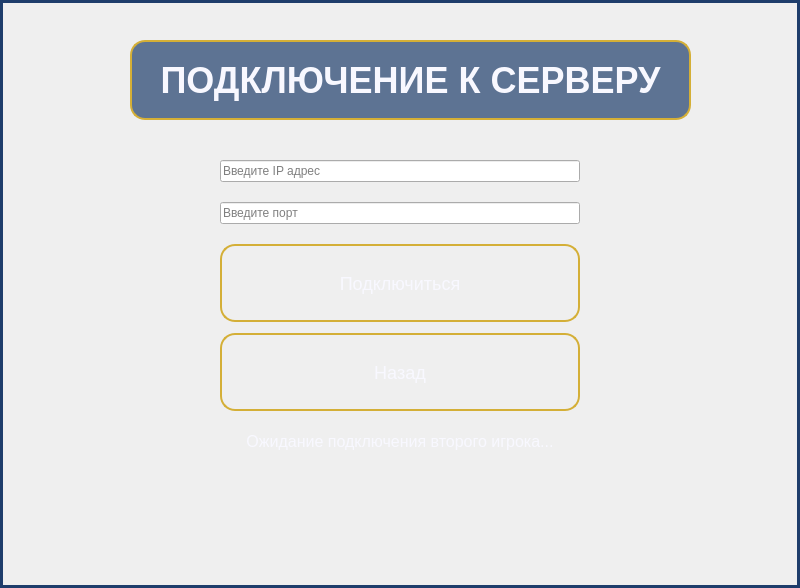
Qt form connect_window.ui (oldFiSt/Sea_Battle) before a commit.
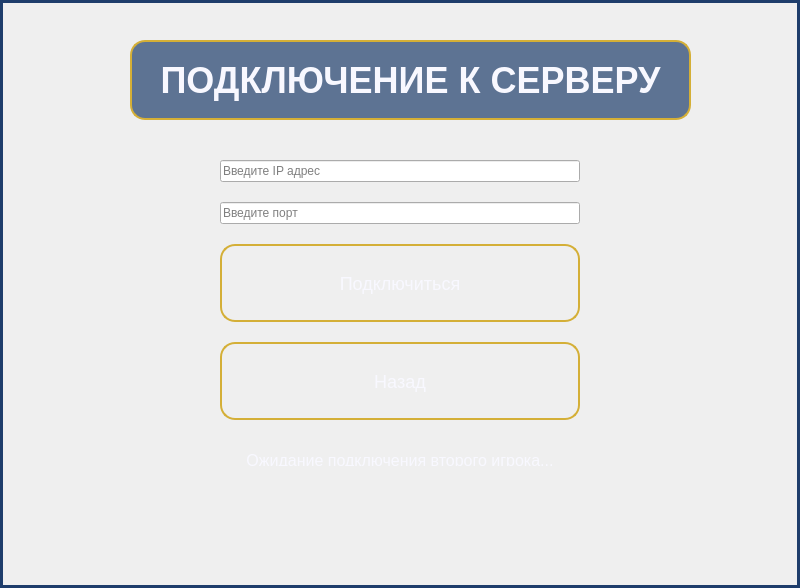
The same form after that commit.

Diff of the .ui file:
```diff
--- a/connect_window.ui
+++ b/connect_window.ui
@@ -100,7 +100,7 @@
       <x>220</x>
       <y>160</y>
       <width>360</width>
-      <height>291</height>
+      <height>311</height>
      </rect>
     </property>
     <layout class="QVBoxLayout" name="verticalLayout">
```
